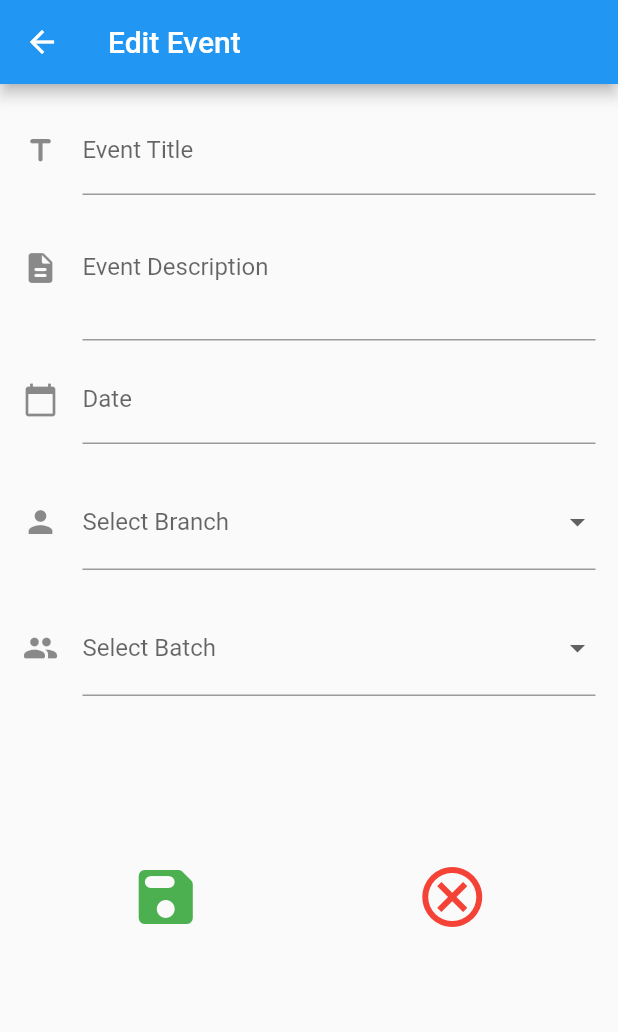
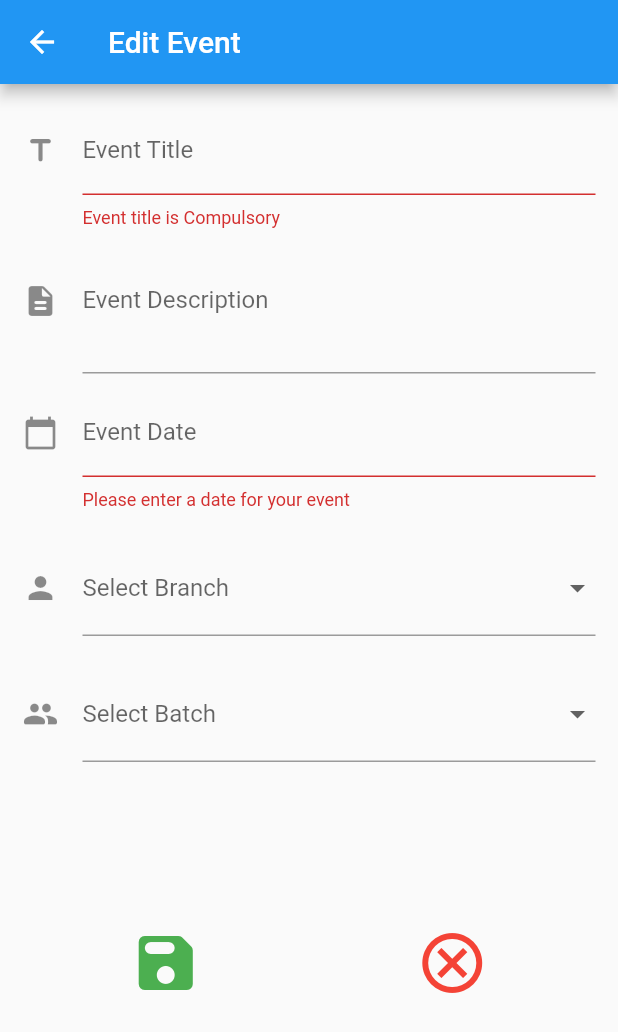
Before and after one commit to roopak99/BIT-Connect, a Flutter app: the EditEventScreen screen opened by its route, after a tap on the "save" icon, on a phone screen of 412 x 824 dp. Shown: the top 1032 px of the screen. Run offline on Flutter 3.47's test engine with Material 2 defaults, Android fonts, the phone set to English and light mode, and no system bars.

Commit message:
CRUD operations implemented

```diff
--- a/lib/providers/events.dart
+++ b/lib/providers/events.dart
@@ -128,6 +128,34 @@ class Events with ChangeNotifier {
     ),
   ];
 
+  void addEvent(Event event) {
+    final newEvent = Event(
+      title: event.title,
+      batch: event.batch,
+      branch: event.branch,
+      description: event.description,
+      eventDate: event.eventDate,
+      eid: DateTime.now().toString(),
+    );
+    _events.insert(0, newEvent);
+    notifyListeners();
+  }
+
+  void updateEvent(String eid, Event newEvent) {
+    final eventIndex = _events.indexWhere((event) => event.eid == eid);
+    if (eventIndex >= 0) {
+      _events[eventIndex] = newEvent;
+      notifyListeners();
+    } else {
+      print('cannot update');
+    }
+  }
+
+  void deleteEvent(String eid) {
+    _events.removeWhere((event) => event.eid == eid);
+    notifyListeners();
+  }
+
   List<Event> get events {
     return [..._events];
   }
--- a/lib/screens/edit_event_screen.dart
+++ b/lib/screens/edit_event_screen.dart
@@ -1,5 +1,8 @@
 import 'package:bit_connect/models/event.dart';
+import 'package:bit_connect/providers/events.dart';
 import 'package:flutter/material.dart';
+import 'package:provider/provider.dart';
+import 'package:intl/intl.dart';
 
 class EditedEvent {
   String eid;
@@ -68,8 +71,63 @@ class _EditEventScreenState extends State<EditEventScreen> {
       });
   }
 
+  var _isInit = true;
+
+  var _initValues = {
+    'title': '',
+    'description': '',
+    'date': '',
+  };
+
+  @override
+  void didChangeDependencies() {
+    if (_isInit) {
+      final eventId = ModalRoute.of(context).settings.arguments as String;
+      if (eventId != null) {
+        final _rcvdEvent =
+            Provider.of<Events>(context, listen: false).findById(eventId);
+
+        _editedEvent.batch = _rcvdEvent.batch;
+        _editedEvent.eid = _rcvdEvent.eid;
+        _editedEvent.title = _rcvdEvent.title;
+        _editedEvent.branch = _rcvdEvent.branch;
+        _editedEvent.description = _rcvdEvent.description;
+        _editedEvent.eventDate = _rcvdEvent.eventDate;
+
+        _initValues = {
+          'title': _editedEvent.title,
+          'description': _editedEvent.description,
+          'date': '',
+        };
+        _dateController.text =
+            DateFormat('dd/MM/yyyy').format(_editedEvent.eventDate);
+      }
+    }
+
+    _isInit = false;
+    super.didChangeDependencies();
+  }
+
   void _saveForm() {
+    final isValid = _form.currentState.validate();
+    if (!isValid) {
+      return;
+    }
     _form.currentState.save();
+
+    if (_editedEvent.eid != null) {
+      var _finalForm = Event(
+        eid: _editedEvent.eid,
+        description: _editedEvent.description,
+        title: _editedEvent.title,
+        batch: _editedEvent.batch,
+        branch: _editedEvent.branch,
+        eventDate: _editedEvent.eventDate,
+      );
+
+      Provider.of<Events>(context, listen: false)
+          .updateEvent(_finalForm.eid, _finalForm);
+    } else {
       var _finalForm = Event(
         eid: '',
         description: _editedEvent.description,
@@ -78,6 +136,10 @@ class _EditEventScreenState extends State<EditEventScreen> {
         branch: _editedEvent.branch,
         eventDate: _editedEvent.eventDate,
       );
+      Provider.of<Events>(context, listen: false).addEvent(_finalForm);
+    }
+
+    Navigator.of(context).pop();
   }
 
   @override
@@ -93,15 +155,24 @@ class _EditEventScreenState extends State<EditEventScreen> {
             child: ListView(
               children: [
                 TextFormField(
+                  initialValue: _initValues['title'],
+                  validator: (value) {
+                    if (value.isEmpty) return "Event title is Compulsory";
+                    if (value.length > 40)
+                      return "Maximum limit of characters exceeded (40)";
+                    return null;
+                  },
                   onSaved: (value) {
                     _editedEvent.title = value;
                   },
+                  textInputAction: TextInputAction.next,
                   decoration: InputDecoration(
                     labelText: 'Event Title',
                     icon: Icon(Icons.title_rounded),
                   ),
                 ),
                 TextFormField(
+                  initialValue: _initValues['description'],
                   onSaved: (value) {
                     _editedEvent.description = value;
                   },
@@ -124,12 +195,12 @@ class _EditEventScreenState extends State<EditEventScreen> {
                         controller: _dateController,
                         keyboardType: TextInputType.datetime,
                         decoration: InputDecoration(
-                          labelText: "Date",
+                          labelText: "Event Date",
                           icon: Icon(Icons.calendar_today),
                         ),
                         validator: (value) {
                           if (value.isEmpty)
-                            return "Please enter a date for your task";
+                            return "Please enter a date for your event";
                           return null;
                         },
                       ),
@@ -139,6 +210,10 @@ class _EditEventScreenState extends State<EditEventScreen> {
                 Padding(
                   padding: EdgeInsets.symmetric(vertical: 10),
                   child: DropdownButtonFormField<String>(
+                    validator: (value) {
+                      if (value.isEmpty) return "Branch must be selected";
+                      return null;
+                    },
                     onSaved: (val) => _editedEvent.branch = val,
                     value: currentSelectedBranch,
                     items: _branches.map<DropdownMenuItem<String>>(
@@ -163,6 +238,10 @@ class _EditEventScreenState extends State<EditEventScreen> {
                 Padding(
                   padding: EdgeInsets.symmetric(vertical: 10),
                   child: DropdownButtonFormField<String>(
+                    validator: (value) {
+                      if (value.isEmpty) return "Batch must be selected";
+                      return null;
+                    },
                     onSaved: (val) => _editedEvent.batch = val,
                     value: currentSelectedBatch,
                     items: _batches.map<DropdownMenuItem<String>>(
--- a/lib/screens/user_events_screen.dart
+++ b/lib/screens/user_events_screen.dart
@@ -27,7 +27,8 @@ class UserEvents extends StatelessWidget {
           padding: EdgeInsets.all(8),
           child: ListView.builder(
             itemCount: eventsData.events.length,
-            itemBuilder: (_, i) => UserEventItem(eventsData.events[i].title),
+            itemBuilder: (_, i) => UserEventItem(
+                eventsData.events[i].eid, eventsData.events[i].title),
           ),
         ));
   }
```
Also changed, not shown: lib/widgets/user_event_item.dart (+17 -3 lines). Lines whose indentation alone changed are shown as unchanged.
